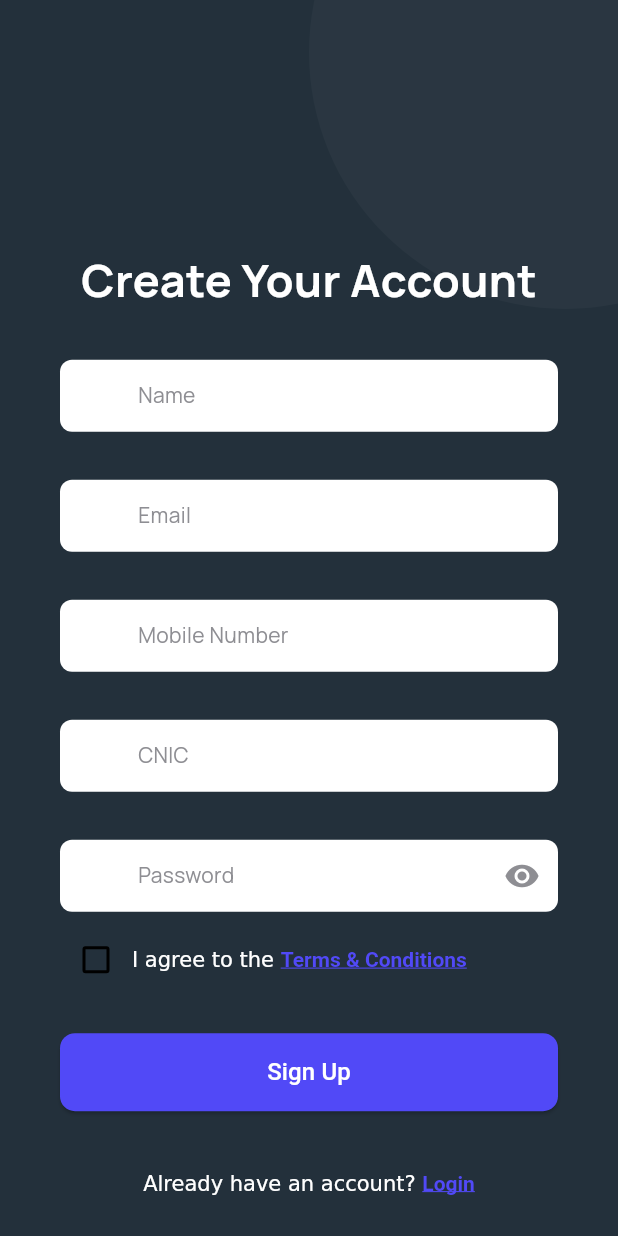
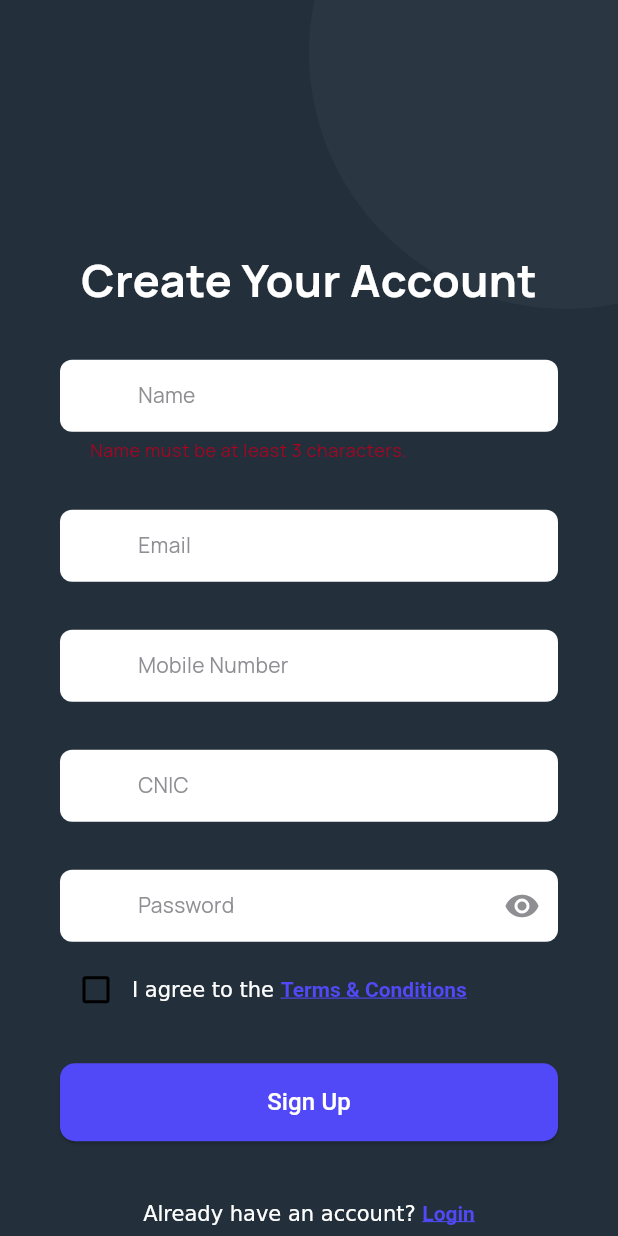
Before and after one commit to Davidic-02/ease.monie, a Flutter app: the SignUpScreen screen opened by its route, on a phone screen of 412 x 824 dp. Run offline on Flutter 3.47's test engine with Material 3 defaults, Android fonts, the phone set to English and light mode, and no system bars; our stand-ins replace bloc, email_validator, firebase_core, flutter_bloc, flutter_hooks, flutter_svg and 6 more; accounts and stored records are empty; generated files the repository leaves out were written again; Roboto replaces fonts that are missing (HelveticaRounded).

Commit message:
refactor: Rename OnboardingBloc to OnBoardingBloc for consistency and update references

```diff
--- a/lib/blocs/onboarding/onboarding_bloc.dart
+++ b/lib/blocs/onboarding/onboarding_bloc.dart
@@ -8,8 +8,8 @@ part 'onboarding_event.dart';
 part 'onboarding_state.dart';
 part 'onboarding_bloc.freezed.dart';
 
-class OnboardingBloc extends Bloc<OnBoardingEvent, OnBoardingState> {
-  OnboardingBloc() : super(const OnBoardingState()) {
+class OnBoardingBloc extends Bloc<OnBoardingEvent, OnBoardingState> {
+  OnBoardingBloc() : super(const OnBoardingState()) {
     on<_EmailChanged>(_emailChanged);
     on<_UsernameChanged>(_usernameChanged);
     on<_FullNameChanged>(_fullNameChanged);
--- a/lib/main.dart
+++ b/lib/main.dart
@@ -23,7 +23,7 @@ class MyApp extends StatelessWidget {
   Widget build(BuildContext context) {
     return MultiBlocProvider(
       providers: [
-        BlocProvider<OnboardingBloc>(create: (context) => OnboardingBloc()),
+        BlocProvider<OnBoardingBloc>(create: (context) => OnBoardingBloc()),
       ],
       child: ValueListenableBuilder<ThemeMode>(
         valueListenable: ThemeService.themeModeNotifier,
--- a/lib/presentation/screens/onboarding/sign_up.dart
+++ b/lib/presentation/screens/onboarding/sign_up.dart
@@ -26,7 +26,7 @@ class SignUpScreen extends HookWidget {
 
     return Scaffold(
       backgroundColor: const Color(0xFF23303B),
-      body: BlocBuilder<OnboardingBloc, OnBoardingState>(
+      body: BlocBuilder<OnBoardingBloc, OnBoardingState>(
         builder: (context, state) {
           return Stack(
             children: [
@@ -57,44 +57,80 @@ class SignUpScreen extends HookWidget {
                         CustomTextFormField(
                           focusNode: nameFocusNode,
                           hintText: 'Name',
+                          textInputAction: TextInputAction.next,
                           keyboardType: TextInputType.text,
                           fillColor: AppColors.whiteColor,
+                          errorText:
+                              state.fullName.isPure && state.fullName.isNotValid
+                              ? "Name must be at least 3 characters."
+                              : null,
+                          onFieldSubmitted: (_) =>
+                              emailFocusNode.requestFocus(),
+                          onChanged: (value) => context
+                              .read<OnBoardingBloc>()
+                              .add(OnBoardingEvent.fullNameChanged(value)),
                         ),
                         AppSpacing.verticalSpaceSmall,
                         CustomTextFormField(
                           focusNode: emailFocusNode,
+                          textInputAction: TextInputAction.next,
                           hintText: 'Email',
                           keyboardType: TextInputType.emailAddress,
                           fillColor: AppColors.whiteColor,
+                          onFieldSubmitted: (_) =>
+                              mobileNumberFocusNode.requestFocus(),
+                          onChanged: (value) => context
+                              .read<OnBoardingBloc>()
+                              .add(OnBoardingEvent.emailChanged(value)),
+                          errorText:
+                              !state.email.isPure && state.email.isNotValid
+                              ? "Please enter a valid email address"
+                              : null,
                         ),
-
                         AppSpacing.verticalSpaceSmall,
                         CustomTextFormField(
                           focusNode: mobileNumberFocusNode,
+                          textInputAction: TextInputAction.next,
                           hintText: 'Mobile Number',
-                          keyboardType: TextInputType.text,
+                          keyboardType: TextInputType.number,
                           fillColor: AppColors.whiteColor,
+                          onFieldSubmitted: (_) => cnicNode.requestFocus(),
+                          onChanged: (value) => context
+                              .read<OnBoardingBloc>()
+                              .add(OnBoardingEvent.passwordChanged(value)),
                         ),
 
                         AppSpacing.verticalSpaceSmall,
                         CustomTextFormField(
                           focusNode: cnicNode,
+                          textInputAction: TextInputAction.next,
                           hintText: 'CNIC',
                           keyboardType: TextInputType.text,
                           fillColor: AppColors.whiteColor,
+                          onFieldSubmitted: (_) =>
+                              passwordFocusNode.requestFocus(),
                         ),
 
                         AppSpacing.verticalSpaceSmall,
                         CustomTextFormField(
                           focusNode: passwordFocusNode,
+                          textInputAction: TextInputAction.done,
                           hintText: 'Password',
                           keyboardType: TextInputType.text,
                           fillColor: AppColors.whiteColor,
                           obscureText: !obscurePassword.value,
                           isPassword: true,
+                          errorText:
+                              !state.password.isPure &&
+                                  state.password.isNotValid
+                              ? "Password must be at least 6 characters."
+                              : null,
                           onSuffixIconPressed: () {
                             obscurePassword.value = !obscurePassword.value;
                           },
+                          onChanged: (value) => context
+                              .read<OnBoardingBloc>()
+                              .add(OnBoardingEvent.passwordChanged(value)),
                         ),
                         AppSpacing.verticalSpaceSmall,
                         Row(
@@ -124,9 +160,15 @@ class SignUpScreen extends HookWidget {
                             ),
                           ],
                         ),
-
                         AppSpacing.verticalSpaceLarge,
-                        Button('Sign Up', onPressed: () {}),
+                        Button(
+                          'Sign Up',
+                          onPressed: () {
+                            context.read<OnBoardingBloc>().add(
+                              OnBoardingEvent.signUp(),
+                            );
+                          },
+                        ),
                         AppSpacing.verticalSpaceMassive,
                         Center(
                           child: RichText(
--- a/lib/presentation/widgets/custom_text_form_field.dart
+++ b/lib/presentation/widgets/custom_text_form_field.dart
@@ -26,6 +26,7 @@ class CustomTextFormField extends StatelessWidget {
     this.editIcon,
     this.onChanged,
     this.onTap,
+    this.errorText,
   });
 
   final TextEditingController? controller;
@@ -42,10 +43,11 @@ class CustomTextFormField extends StatelessWidget {
   final bool readOnly;
   final bool? customFilled;
   final int? maxLength;
+  final String? errorText;
   final String? Function(String?)? validator;
   final TextInputAction? textInputAction;
   final void Function()? onSuffixIconPressed;
-  final void Function()? onFieldSubmitted;
+  final void Function(String)? onFieldSubmitted;
   final void Function()? onTap;
   final ValueChanged<String>? onChanged;
 
@@ -64,9 +66,10 @@ class CustomTextFormField extends StatelessWidget {
         TextFormField(
           cursorColor: AppColors.primaryColor,
           maxLength: maxLength,
-          onEditingComplete: onFieldSubmitted,
+          onFieldSubmitted: onFieldSubmitted,
           onChanged: onChanged,
           readOnly: readOnly,
+
           style: Theme.of(context).textTheme.bodyMedium,
           focusNode: focusNode,
           textInputAction: textInputAction,
@@ -74,6 +77,7 @@ class CustomTextFormField extends StatelessWidget {
           keyboardType: keyboardType,
           onTap: onTap,
           decoration: InputDecoration(
+            errorText: errorText,
             border: OutlineInputBorder(
               borderSide: BorderSide.none,
               borderRadius: BorderRadius.circular(8),
```
